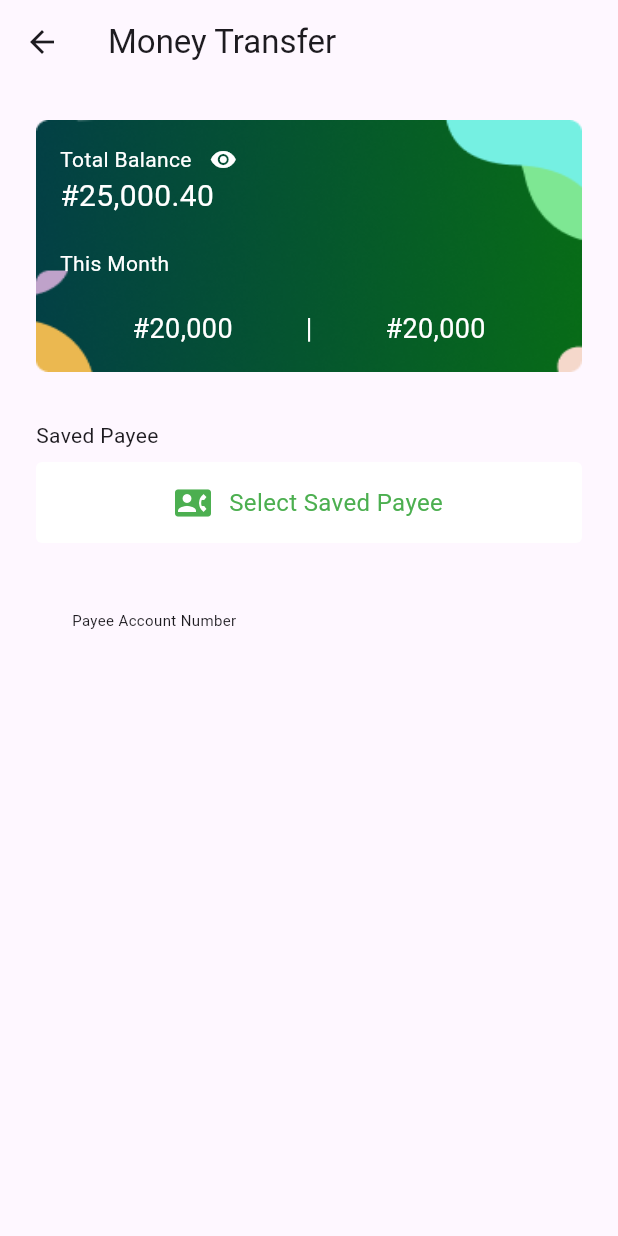
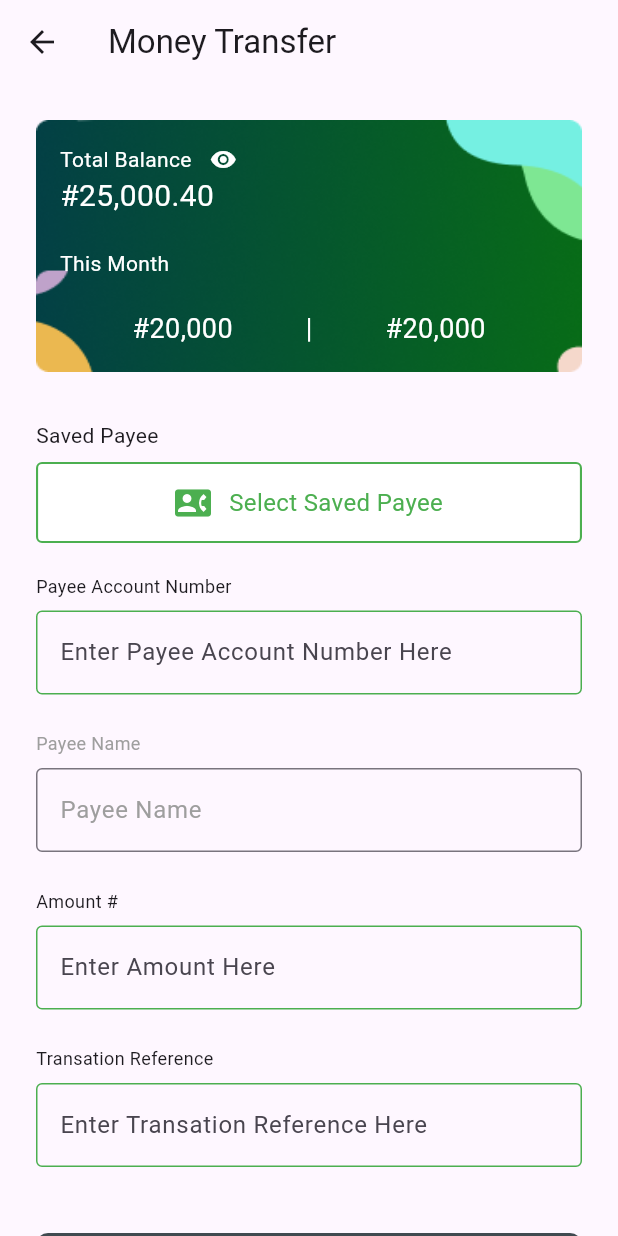
Before and after one commit to olumuyiwaa/fatherland-money, a Flutter app: the MoneyTransferPage screen opened directly, on a phone screen of 412 x 824 dp. Run offline on Flutter 3.47's test engine with Material 3 defaults, Android fonts, the phone set to English and light mode, and no system bars.

Commit message:
updated HomePage and MoneyTransferPage widgets, added new page (MoneyRemittance)and added new assets(TransferAndRemitanceBalance).

```diff
--- a/lib/pages/money_transfer_page.dart
+++ b/lib/pages/money_transfer_page.dart
@@ -1,5 +1,6 @@
 // ignore_for_file: prefer_const_constructors, prefer_const_literals_to_create_immutables
 
+import 'package:fatherland_money/utilities/transfer_and_remitance_balance.dart';
 import 'package:flutter/material.dart';
 
 class MoneyTransferPage extends StatelessWidget {
@@ -15,70 +16,7 @@ class MoneyTransferPage extends StatelessWidget {
           padding: EdgeInsets.fromLTRB(24, 24, 24, 0),
           child: ListView(
             children: [
-              Container(
-                padding: EdgeInsets.all(16),
-                height: 168,
-                decoration: BoxDecoration(
-                    image: DecorationImage(
-                  image: AssetImage('assets/balance-1.png'),
-                  fit: BoxFit.fill,
-                )),
-                child: Column(
-                  crossAxisAlignment: CrossAxisAlignment.start,
-                  mainAxisAlignment: MainAxisAlignment.spaceBetween,
-                  children: [
-                    Column(
-                      crossAxisAlignment: CrossAxisAlignment.start,
-                      children: [
-                        Row(
-                          children: [
-                            Text(
-                              'Total Balance',
-                              style: TextStyle(color: Colors.white),
-                            ),
-                            SizedBox(
-                              width: 12,
-                            ),
-                            Icon(
-                              Icons.remove_red_eye,
-                              color: Colors.white,
-                              size: 18,
-                            )
-                          ],
-                        ),
-                        Text(
-                          '#25,000.40',
-                          style: TextStyle(color: Colors.white, fontSize: 20),
-                        ),
-                      ],
-                    ),
-                    Text(
-                      'This Month',
-                      style: TextStyle(color: Colors.white, fontSize: 14),
-                    ),
-                    Padding(
-                      padding: EdgeInsets.fromLTRB(24, 0, 24, 0),
-                      child: Row(
-                        mainAxisAlignment: MainAxisAlignment.spaceAround,
-                        children: [
-                          Text(
-                            '#20,000',
-                            style: TextStyle(color: Colors.white, fontSize: 18),
-                          ),
-                          Text(
-                            '|',
-                            style: TextStyle(color: Colors.white, fontSize: 18),
-                          ),
-                          Text(
-                            '#20,000',
-                            style: TextStyle(color: Colors.white, fontSize: 18),
-                          )
-                        ],
-                      ),
-                    )
-                  ],
-                ),
-              ),
+              TransferAndRemitanceBalance(),
               SizedBox(
                 height: 32,
               ),
@@ -92,8 +30,13 @@ class MoneyTransferPage extends StatelessWidget {
                   Container(
                     height: 54,
                     decoration: BoxDecoration(
-                        color: Colors.white,
-                        borderRadius: BorderRadius.circular(4)),
+                      color: Colors.white,
+                      borderRadius: BorderRadius.circular(4),
+                      border: Border.all(
+                        color: Colors.green, // Set the border color
+                        width: 1.4, // Set the border width
+                      ),
+                    ),
                     child: Row(
                       mainAxisAlignment: MainAxisAlignment.center,
                       children: [
@@ -111,21 +54,172 @@ class MoneyTransferPage extends StatelessWidget {
                 ],
               ),
               SizedBox(
-                height: 32,
+                height: 8,
               ),
               Padding(
-                padding: const EdgeInsets.fromLTRB(24, 12, 24, 12),
+                padding: const EdgeInsets.fromLTRB(0, 12, 0, 12),
                 child: Column(
                   crossAxisAlignment: CrossAxisAlignment.start,
                   children: [
                     Text(
                       'Payee Account Number',
                       style:
-                          TextStyle(fontSize: 10, fontWeight: FontWeight.w400),
+                          TextStyle(fontSize: 12, fontWeight: FontWeight.w400),
+                    ),
+                    SizedBox(
+                      height: 8,
+                    ),
+                    TextField(
+                      decoration: InputDecoration(
+                        hintText: 'Enter Payee Account Number Here',
+                        // Normal state (when the TextField is not focused)
+                        enabledBorder: OutlineInputBorder(
+                          borderSide: BorderSide(
+                              color: Colors
+                                  .green), // Change this to your desired color
+                        ),
+                        // Focused state (when the TextField is focused)
+                        focusedBorder: OutlineInputBorder(
+                          borderSide: BorderSide(
+                              color: Colors
+                                  .green), // Change this to your desired color
+                        ),
+                        // Error state (when the TextField has an error)
+                        errorBorder: OutlineInputBorder(
+                          borderSide: BorderSide(
+                              color: Colors
+                                  .red), // Change this to your desired color
+                        ),
+                        // When the TextField is focused and has an error
+                        focusedErrorBorder: OutlineInputBorder(
+                          borderSide: BorderSide(
+                              color: Colors
+                                  .redAccent), // Change this to your desired color
+                        ),
+                      ),
                     ),
                   ],
                 ),
-              )
+              ),
+              Padding(
+                padding: const EdgeInsets.fromLTRB(0, 12, 0, 12),
+                child: Column(
+                  crossAxisAlignment: CrossAxisAlignment.start,
+                  children: [
+                    Text(
+                      'Payee Name',
+                      style: TextStyle(
+                          fontSize: 12,
+                          fontWeight: FontWeight.w400,
+                          color: Colors.grey),
+                    ),
+                    SizedBox(
+                      height: 8,
+                    ),
+                    TextField(
+                      controller: TextEditingController(text: 'Payee Name'),
+                      readOnly: true, // Makes the text field immutable
+                      decoration: InputDecoration(
+                        border: OutlineInputBorder(
+                          borderSide: BorderSide(
+                            color: Colors.grey, // Set the focused border color
+                          ),
+                        ),
+                        focusedBorder: OutlineInputBorder(
+                          borderSide: BorderSide(
+                            color: Colors.grey, // Set the focused border color
+                          ),
+                        ),
+                      ),
+                      style: TextStyle(
+                        color: Colors.grey, // Grey out the text
+                      ),
+                    ),
+                  ],
+                ),
+              ),
+              Padding(
+                padding: const EdgeInsets.fromLTRB(0, 12, 0, 12),
+                child: Column(
+                  crossAxisAlignment: CrossAxisAlignment.start,
+                  children: [
+                    Text(
+                      'Amount #',
+                      style:
+                          TextStyle(fontSize: 12, fontWeight: FontWeight.w400),
+                    ),
+                    SizedBox(
+                      height: 8,
+                    ),
+                    TextField(
+                      decoration: InputDecoration(
+                        hintText: 'Enter Amount Here',
+                        // Normal state (when the TextField is not focused)
+                        enabledBorder: OutlineInputBorder(
+                          borderSide: BorderSide(
+                              color: Colors
+                                  .green), // Change this to your desired color
+                        ),
+                        // Focused state (when the TextField is focused)
+                        focusedBorder: OutlineInputBorder(
+                          borderSide: BorderSide(
+                              color: Colors
+                                  .green), // Change this to your desired color
+                        ),
+                      ),
+                    ),
+                  ],
+                ),
+              ),
+              Padding(
+                padding: const EdgeInsets.fromLTRB(0, 12, 0, 12),
+                child: Column(
+                  crossAxisAlignment: CrossAxisAlignment.start,
+                  children: [
+                    Text(
+                      'Transation Reference',
+                      style:
+                          TextStyle(fontSize: 12, fontWeight: FontWeight.w400),
+                    ),
+                    SizedBox(
+                      height: 8,
+                    ),
+                    TextField(
+                      decoration: InputDecoration(
+                        hintText: 'Enter Transation Reference Here',
+                        // Normal state (when the TextField is not focused)
+                        enabledBorder: OutlineInputBorder(
+                          borderSide: BorderSide(
+                              color: Colors
+                                  .green), // Change this to your desired color
+                        ),
+                        // Focused state (when the TextField is focused)
+                        focusedBorder: OutlineInputBorder(
+                          borderSide: BorderSide(
+                              color: Colors
+                                  .green), // Change this to your desired color
+                        ),
+                      ),
+                    ),
+                  ],
+                ),
+              ),
+              Padding(
+                padding: const EdgeInsets.fromLTRB(0, 32, 0, 12),
+                child: Container(
+                  height: 64,
+                  decoration: BoxDecoration(
+                    borderRadius: BorderRadius.circular(8),
+                    color: Color.fromARGB(224, 38, 50, 56),
+                  ),
+                  child: Padding(
+                      padding: EdgeInsets.fromLTRB(114, 20, 114, 20),
+                      child: Text(
+                        'Make Payment',
+                        style: TextStyle(color: Colors.white, fontSize: 16),
+                      )),
+                ),
+              ),
             ],
           ),
         ));
--- /dev/null
+++ b/lib/utilities/transfer_and_remitance_balance.dart
@@ -0,0 +1,75 @@
+// ignore_for_file: prefer_const_constructors, prefer_const_literals_to_create_immutables
+
+import 'package:flutter/material.dart';
+
+class TransferAndRemitanceBalance extends StatelessWidget {
+  const TransferAndRemitanceBalance({super.key});
+
+  @override
+  Widget build(BuildContext context) {
+    return Container(
+      padding: EdgeInsets.all(16),
+      height: 168,
+      decoration: BoxDecoration(
+          image: DecorationImage(
+        image: AssetImage('assets/balance-1.png'),
+        fit: BoxFit.fill,
+      )),
+      child: Column(
+        crossAxisAlignment: CrossAxisAlignment.start,
+        mainAxisAlignment: MainAxisAlignment.spaceBetween,
+        children: [
+          Column(
+            crossAxisAlignment: CrossAxisAlignment.start,
+            children: [
+              Row(
+                children: [
+                  Text(
+                    'Total Balance',
+                    style: TextStyle(color: Colors.white),
+                  ),
+                  SizedBox(
+                    width: 12,
+                  ),
+                  Icon(
+                    Icons.remove_red_eye,
+                    color: Colors.white,
+                    size: 18,
+                  )
+                ],
+              ),
+              Text(
+                '#25,000.40',
+                style: TextStyle(color: Colors.white, fontSize: 20),
+              ),
+            ],
+          ),
+          Text(
+            'This Month',
+            style: TextStyle(color: Colors.white, fontSize: 14),
+          ),
+          Padding(
+            padding: EdgeInsets.fromLTRB(24, 0, 24, 0),
+            child: Row(
+              mainAxisAlignment: MainAxisAlignment.spaceAround,
+              children: [
+                Text(
+                  '#20,000',
+                  style: TextStyle(color: Colors.white, fontSize: 18),
+                ),
+                Text(
+                  '|',
+                  style: TextStyle(color: Colors.white, fontSize: 18),
+                ),
+                Text(
+                  '#20,000',
+                  style: TextStyle(color: Colors.white, fontSize: 18),
+                )
+              ],
+            ),
+          )
+        ],
+      ),
+    );
+  }
+}
--- a/pubspec.yaml
+++ b/pubspec.yaml
@@ -56,6 +56,7 @@ flutter:
     - assets/balance.png
     - assets/balance-1.png
     - assets/icon.png
+    - assets/icon-more.png
     - assets/icon-1.png
     - assets/icon-2.png
     - assets/icon-3.png
```
Also changed, not shown: lib/pages/home_page.dart (+35 -24 lines), lib/pages/money_remitance.dart (added, +380 -0 lines), assets/icon-more.png (added), 1 other file.
